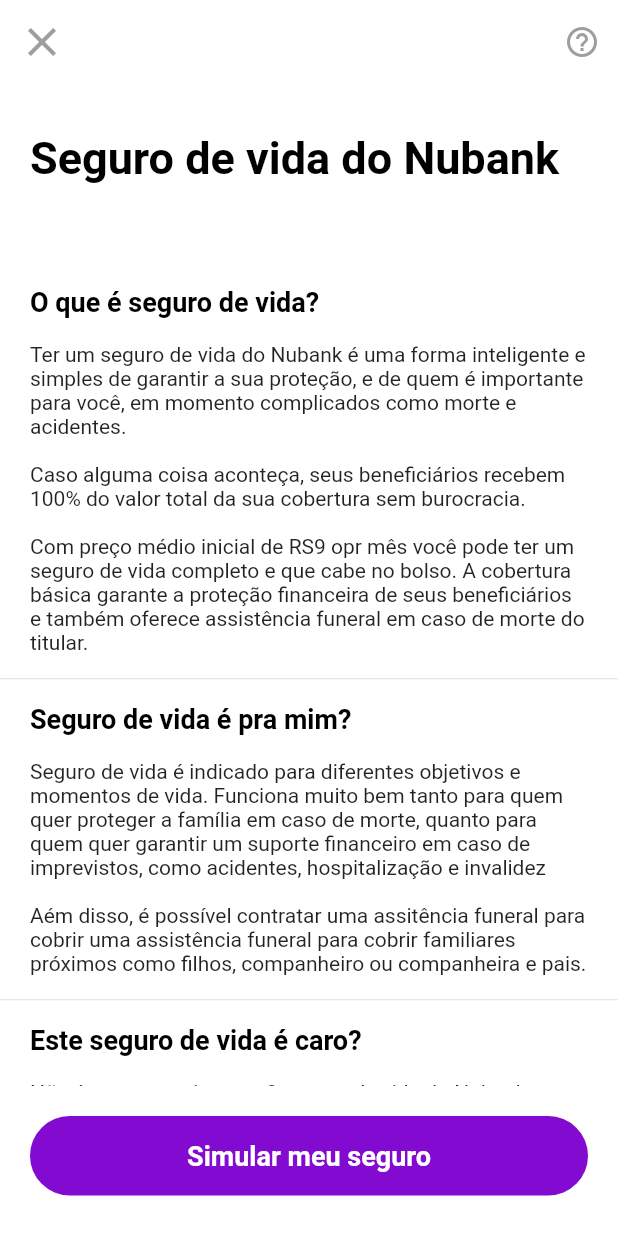
After one commit to Eduardo-Tanaka/Nubank-flutter, a Flutter app: the SeguroVidaInfoPage screen opened directly, on a phone screen of 412 x 824 dp. The commit adds this screen. Run offline on Flutter 3.47's test engine with Material 2 defaults, Android fonts, the phone set to English and light mode, and no system bars; our stand-ins replace contacts_service, dotted_line, flutter_masked_text2, font_awesome_flutter, google_fonts, permission_handler and 1 more; missing offline and left inert: qr_code_scanner.

Commit message:
seguro vida info page

```diff
--- a/lib/app_widget.dart
+++ b/lib/app_widget.dart
@@ -28,6 +28,7 @@ import 'package:nubank/modules/recarga/recarga_page.dart';
 import 'package:nubank/modules/recarga/recarga_resumo_page.dart';
 import 'package:nubank/modules/recarga/recarga_valor_page.dart';
 import 'package:nubank/modules/receber/receber_page.dart';
+import 'package:nubank/modules/seguro/seguro_vida_info_page.dart';
 import 'package:nubank/modules/seguro/seguro_vida_page.dart';
 import 'package:nubank/modules/transferir/qrcode/qrcode_read_page.dart';
 import 'package:nubank/modules/transferir/transferir_destino_page.dart';
@@ -92,6 +93,7 @@ class AppWidget extends StatelessWidget {
       "/recarga_resumo": RecargaResumoPage(),
       "/receber": ReceberPage(),
       "/seguro_vida": SeguroVidaPage(),
+      "/seguro_vida_info": SeguroVidaInfoPage(),
       "/transferir": TransferirPage(),
       "/transferir_confirmar": TransferirConfirmarPage(),
       "/transferir_destino": TransferirDestinoPage(),
--- /dev/null
+++ b/lib/modules/seguro/seguro_vida_info_page.dart
@@ -0,0 +1,144 @@
+import 'package:flutter/material.dart';
+import 'package:nubank/shared/themes/app_text_styles.dart';
+import 'package:nubank/shared/widgets/app_bar/app_bar_widget.dart';
+import 'package:nubank/shared/widgets/button_nu/button_nu_widget.dart';
+
+class SeguroVidaInfoPage extends StatelessWidget {
+  const SeguroVidaInfoPage({Key? key}) : super(key: key);
+
+  @override
+  Widget build(BuildContext context) {
+    return Scaffold(
+      appBar: AppBarWidget(
+        showTrailingIcon: true,
+        onPressedTrailing: () {
+          Navigator.pushNamed(context, "/ajuda_seguro_vida_home");
+        },
+      ),
+      body: SingleChildScrollView(
+        physics: BouncingScrollPhysics(),
+        child: Column(
+          crossAxisAlignment: CrossAxisAlignment.start,
+          children: [
+            Padding(
+              padding: const EdgeInsets.only(
+                  top: 32, bottom: 60, left: 20, right: 20),
+              child: Text(
+                "Seguro de vida do Nubank",
+                style: TextStyles.textBigBold,
+              ),
+            ),
+            Padding(
+              padding: const EdgeInsets.symmetric(horizontal: 20, vertical: 8),
+              child: Text(
+                "O que é seguro de vida?",
+                style: TextStyles.textBold,
+              ),
+            ),
+            Padding(
+              padding: const EdgeInsets.symmetric(horizontal: 20, vertical: 8),
+              child: Text(
+                "Ter um seguro de vida do Nubank é uma forma inteligente e simples de garantir a sua proteção, e de quem é importante para você, em momento complicados como morte e acidentes.",
+              ),
+            ),
+            Padding(
+              padding: const EdgeInsets.symmetric(horizontal: 20, vertical: 8),
+              child: Text(
+                "Caso alguma coisa aconteça, seus beneficiários recebem 100% do valor total da sua cobertura sem burocracia.",
+              ),
+            ),
+            Padding(
+              padding: const EdgeInsets.symmetric(horizontal: 20, vertical: 8),
+              child: Text(
+                "Com preço médio inicial de R\S9 opr mês você pode ter um seguro de vida completo e que cabe no bolso. A cobertura básica garante a proteção financeira de seus beneficiários e também oferece assistência funeral em caso de morte do titular.",
+              ),
+            ),
+            Padding(
+              padding: const EdgeInsets.symmetric(vertical: 8),
+              child: Divider(
+                height: 1,
+              ),
+            ),
+            Padding(
+              padding: const EdgeInsets.symmetric(horizontal: 20, vertical: 8),
+              child: Text(
+                "Seguro de vida é pra mim?",
+                style: TextStyles.textBold,
+              ),
+            ),
+            Padding(
+              padding: const EdgeInsets.symmetric(horizontal: 20, vertical: 8),
+              child: Text(
+                "Seguro de vida é indicado para diferentes objetivos e momentos de vida. Funciona muito bem tanto para quem quer proteger a família em caso de morte, quanto para quem quer garantir um suporte financeiro em caso de imprevistos, como acidentes, hospitalização e invalidez",
+              ),
+            ),
+            Padding(
+              padding: const EdgeInsets.symmetric(horizontal: 20, vertical: 8),
+              child: Text(
+                "Aém disso, é possível contratar uma assitência funeral para cobrir uma assistência funeral para cobrir familiares próximos como filhos, companheiro ou companheira e pais.",
+              ),
+            ),
+            Padding(
+              padding: const EdgeInsets.symmetric(vertical: 8),
+              child: Divider(
+                height: 1,
+              ),
+            ),
+            Padding(
+              padding: const EdgeInsets.symmetric(horizontal: 20, vertical: 8),
+              child: Text(
+                "Este seguro de vida é caro?",
+                style: TextStyles.textBold,
+              ),
+            ),
+            Padding(
+              padding: const EdgeInsets.symmetric(horizontal: 20, vertical: 8),
+              child: Text(
+                "Não é e nem precisa ser. O seguro de vida do Nubank tem um dos preços mais baixos do mercado, com coberturas excelentes e não tem aumento de preço por idade por 5 anos, apenas ajuste de inflação.",
+              ),
+            ),
+            Padding(
+              padding: const EdgeInsets.symmetric(vertical: 8),
+              child: Divider(
+                height: 1,
+              ),
+            ),
+            Padding(
+              padding: const EdgeInsets.symmetric(horizontal: 20, vertical: 8),
+              child: Text(
+                "Tem algum tipo de carência?",
+                style: TextStyles.textBold,
+              ),
+            ),
+            Padding(
+              padding: const EdgeInsets.symmetric(horizontal: 20, vertical: 8),
+              child: Text(
+                "Não temos período de carência em casos de acidente. Para mortes com causas naturais (incluindo Covid-19), a carência é de 90 dias.",
+              ),
+            ),
+            Padding(
+              padding: const EdgeInsets.symmetric(vertical: 8),
+              child: Divider(
+                height: 1,
+              ),
+            ),
+          ],
+        ),
+      ),
+      bottomNavigationBar: Container(
+        height: 100,
+        child: Padding(
+          padding: const EdgeInsets.only(top: 20, left: 20, right: 20),
+          child: Column(
+            children: [
+              ButtonNuWidget(
+                text: "Simular meu seguro",
+                onPressed: () {},
+              ),
+            ],
+          ),
+        ),
+      ),
+    );
+  }
+}
--- a/lib/modules/seguro/seguro_vida_page.dart
+++ b/lib/modules/seguro/seguro_vida_page.dart
@@ -46,7 +46,9 @@ class _SeguroVidaPageState extends State<SeguroVidaPage> {
                   children: [
                     CircleIconButtonWidget(
                       icon: Icons.chevron_left_outlined,
-                      onPressed: () {},
+                      onPressed: () {
+                        Navigator.pop(context);
+                      },
                       padding: 4,
                       background: Colors.black,
                       iconSize: 20,
@@ -93,7 +95,9 @@ class _SeguroVidaPageState extends State<SeguroVidaPage> {
                   Opacity(
                     opacity: 1,
                     child: TextButton(
-                      onPressed: () {},
+                      onPressed: () {
+                        Navigator.pushNamed(context, "/seguro_vida_info");
+                      },
                       child: Row(
                         children: [
                           Padding(
```
